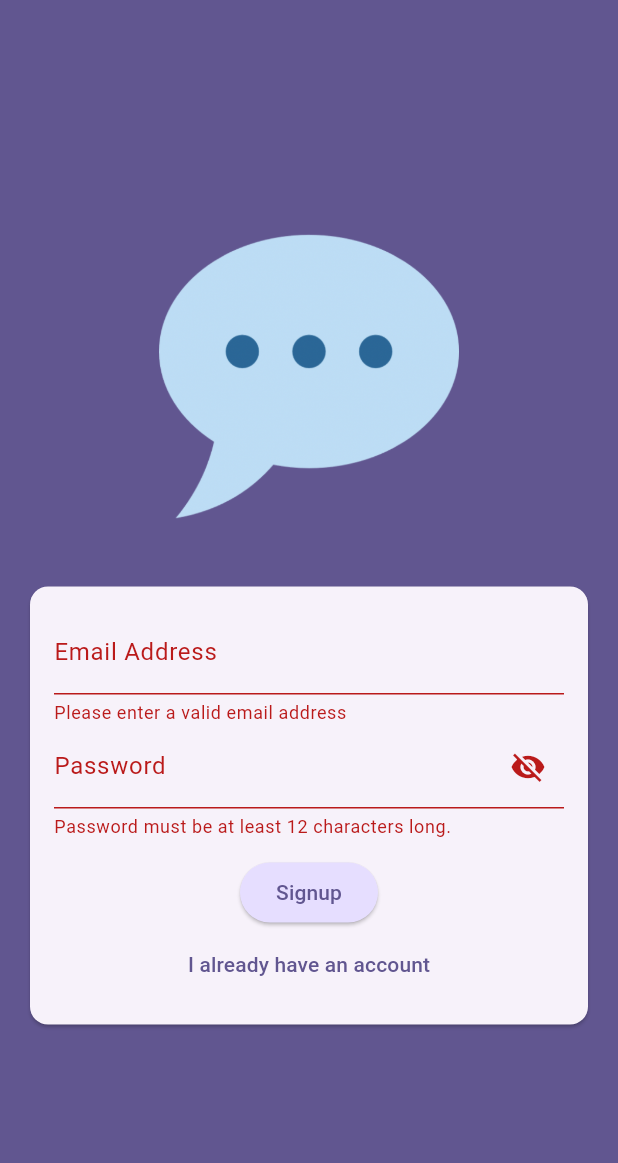
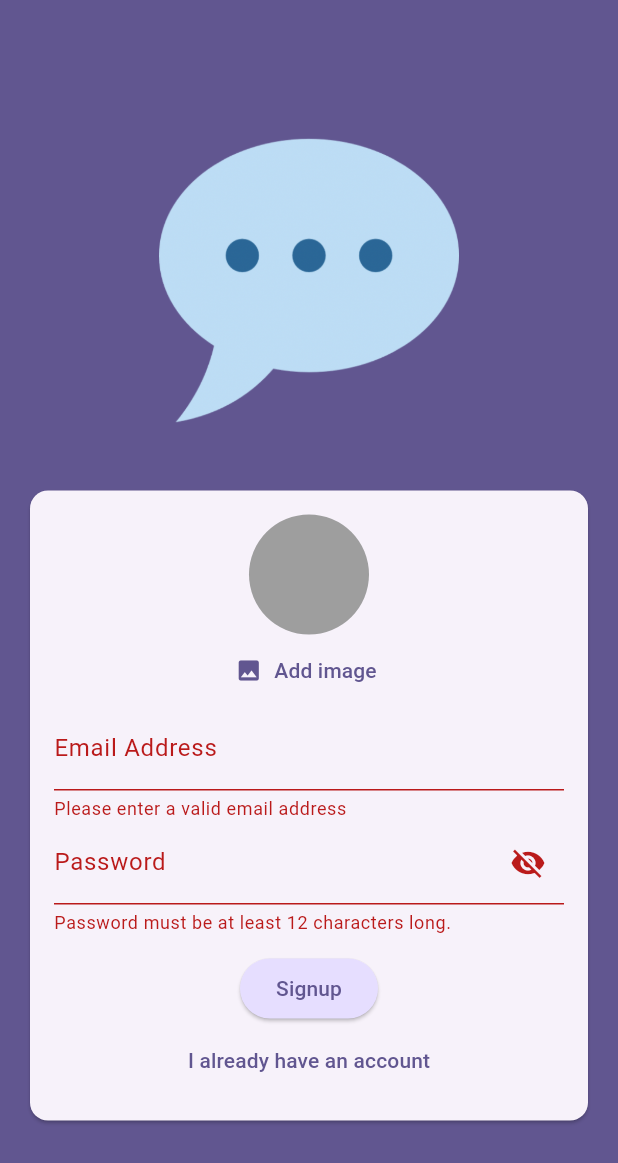
Before and after one commit to martirosianartur/chat-app, a Flutter app: the screen it shows after launch, after a tap on "Login", after a tap on "Create an account", on a phone screen of 412 x 824 dp. Shown: the top 1163 px of the screen. Run offline on Flutter 3.47's test engine with Material 3 defaults, Android fonts, the phone set to English and light mode, and no system bars; our stand-ins replace firebase_auth, firebase_core, image_picker; accounts and stored records are empty; generated files the repository leaves out were written again.

Commit message:
implement functionality which enables the users to add a profille image

```diff
--- a/lib/screens/auth.dart
+++ b/lib/screens/auth.dart
@@ -1,3 +1,4 @@
+import 'package:chat_app/widgets/user_image_picker.dart';
 import 'package:flutter/material.dart';
 import 'package:firebase_auth/firebase_auth.dart';
 
@@ -81,6 +82,7 @@ class _AuthScreenState extends State<AuthScreen> {
                       child: Column(
                         mainAxisSize: MainAxisSize.min,
                         children: [
+                          if (!_isLogin) UserImagePicker(),
                           TextFormField(
                             decoration: const InputDecoration(
                               labelText: 'Email Address',
--- /dev/null
+++ b/lib/widgets/user_image_picker.dart
@@ -0,0 +1,54 @@
+import 'dart:io';
+
+import 'package:flutter/material.dart';
+import 'package:image_picker/image_picker.dart';
+
+class UserImagePicker extends StatefulWidget {
+  const UserImagePicker({super.key});
+
+  @override
+  State<UserImagePicker> createState() => _UserImagePickerState();
+}
+
+class _UserImagePickerState extends State<UserImagePicker> {
+  File? _pickedImageFile;
+
+  void _pickImage() async {
+    final pickedImage = await ImagePicker().pickImage(
+      source: ImageSource.camera,
+      imageQuality: 50,
+      maxWidth: 150,
+    );
+
+    if (pickedImage == null) {
+      return;
+    }
+    setState(() {
+      _pickedImageFile = File(pickedImage.path);
+    });
+  }
+
+  @override
+  Widget build(BuildContext context) {
+    return Column(
+      children: [
+        CircleAvatar(
+          radius: 40,
+          backgroundColor: Colors.grey,
+          foregroundImage:
+              _pickedImageFile != null ? FileImage(_pickedImageFile!) : null,
+        ),
+        TextButton.icon(
+          onPressed: _pickImage,
+          icon: const Icon(Icons.image),
+          label: Text(
+            'Add image',
+            style: TextStyle(
+              color: Theme.of(context).colorScheme.primary,
+            ),
+          ),
+        )
+      ],
+    );
+  }
+}
--- a/pubspec.yaml
+++ b/pubspec.yaml
@@ -35,6 +35,10 @@ dependencies:
   # The following adds the Cupertino Icons font to your application.
   # Use with the CupertinoIcons class for iOS style icons.
   cupertino_icons: ^1.0.6
+  firebase_core: ^3.3.0
+  firebase_auth: ^5.1.4
+  firebase_storage: ^12.1.3
+  image_picker: ^1.1.2
 
 dev_dependencies:
   flutter_test:
```
